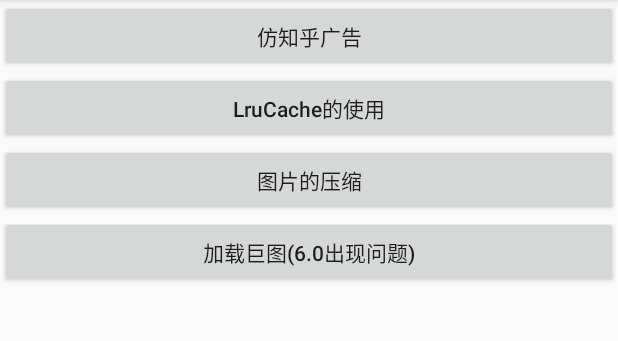
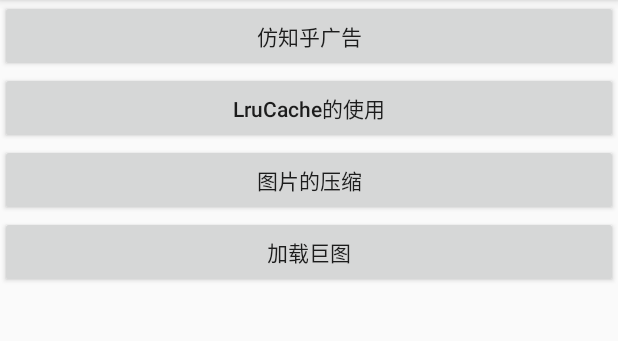
Before and after one commit to minminaya/PrivateTestProject, an Android app: the screen it shows after launch (MainActivity), on a phone screen of 412 x 824 dp, the part 84-425 px from its top. Run offline under Robolectric (Android 15) with nearby library versions, the phone set to English and light mode, and no system bars; our stand-ins replace ButterKnife.

```diff
--- a/app/src/main/res/layout/activity_main.xml
+++ b/app/src/main/res/layout/activity_main.xml
@@ -32,7 +32,7 @@
         android:id="@+id/btn_img_big"
         android:layout_width="match_parent"
         android:layout_height="wrap_content"
-        android:text="加载巨图(6.0出现问题)"
+        android:text="加载巨图"
         android:textAllCaps="false" />
 
 </LinearLayout>
```
Also changed, not shown: app/src/main/java/cn/minminaya/privatetestproject/img/big/LargeImageView.java (+7 -5 lines).
